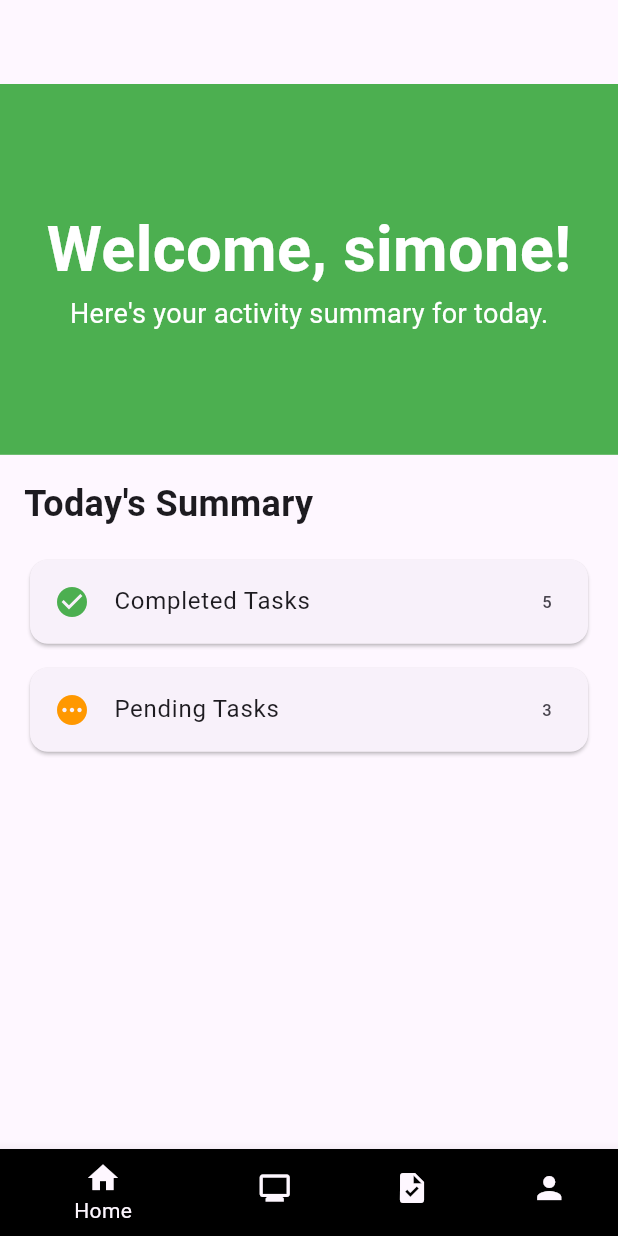
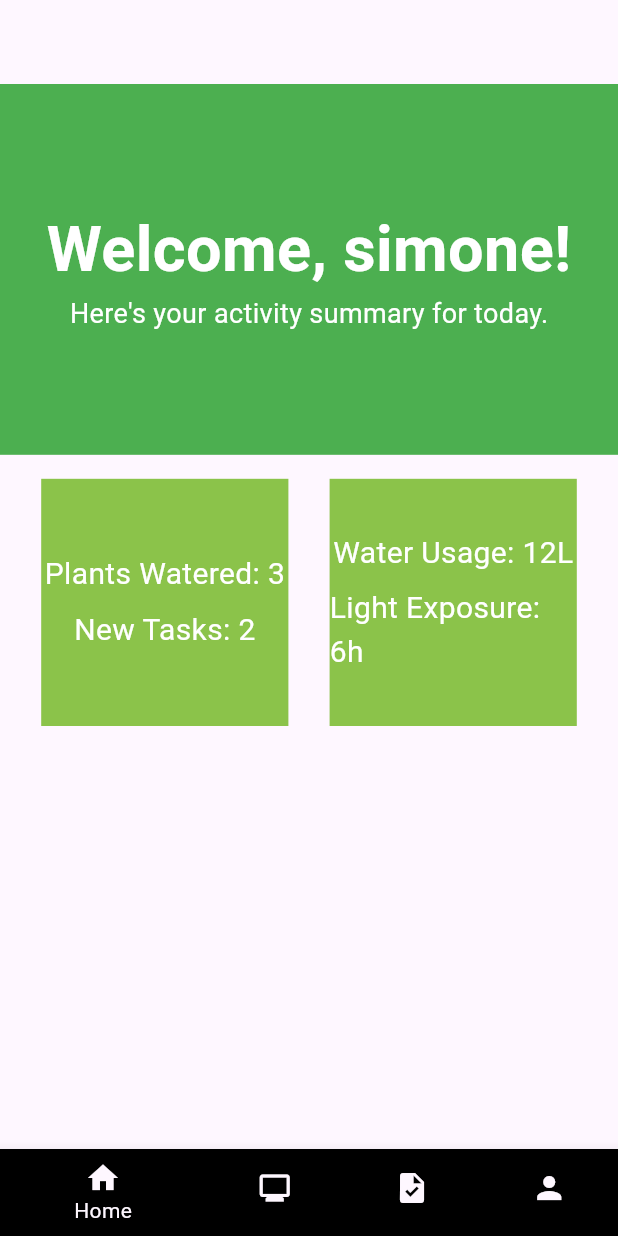
Before and after one commit to zyreoo/green, a Flutter app: the screen it shows after launch, on a phone screen of 412 x 824 dp. Run offline on Flutter 3.47's test engine with Material 3 defaults, Android fonts, the phone set to English and light mode, and no system bars; project files that could hold a hidden picture were left out.

Commit message:
content page

```diff
--- a/lib/screens/home_screen.dart
+++ b/lib/screens/home_screen.dart
@@ -18,10 +18,11 @@ class HomeScreen extends StatelessWidget {
       appBar: AppBar(),
       body: SingleChildScrollView(
   child: Column(
+    mainAxisSize: MainAxisSize.min,
     children: [
-              //header
+      // header
       Container(
-                width: width ,
+        width: width,
         height: height * 0.3,
         color: Colors.green,
         child: Center(
@@ -36,50 +37,68 @@ class HomeScreen extends StatelessWidget {
                   color: Colors.white,
                 ),
               ),
-                  Text("Here's your activity summary for today.",
-                    style: TextStyle(
-                      fontSize: 18,
-                      color: Colors.white,
+              Text(
+                "Here's your activity summary for today.",
+                style: TextStyle(fontSize: 18, color: Colors.white),
+              ),
+            ],
+          ),
+        ),
+      ),
+
+      SizedBox(height: 16), // spacing
+
+      // content row
+      Row(
+        mainAxisAlignment: MainAxisAlignment.spaceEvenly,
+        children: [
+          Container(
+            width: width * 0.4,
+            height: height * 0.2,
+            color: Colors.lightGreen,
+            child: Center(
+              child:Column(
+                mainAxisAlignment: MainAxisAlignment.center,
+                children: [
+                  Text(
+                    'Plants Watered: 3',
+                    style: TextStyle(fontSize: 20, color: Colors.white),
+                  ),
+                  SizedBox(height: 8),
+                  Text(
+                    'New Tasks: 2',
+                    style: TextStyle(fontSize: 20, color: Colors.white),
+                  ),
+                ],
+              ),
+            ),
+          ),
+          Container(
+            width: width * 0.4,
+            height: height * 0.2,
+            color: Colors.lightGreen,
+            child: Center(
+              child:Column(
+                mainAxisAlignment: MainAxisAlignment.center,
+                children: [
+                  Text(
+                    'Water Usage: 12L',
+                    style: TextStyle(fontSize: 20, color: Colors.white),
+                  ),
+                  SizedBox(height: 8),
+                  Text(
+                    'Light Exposure: 6h',
+                    style: TextStyle(fontSize: 20, color: Colors.white),
+                  ),
+                ],
+              ),
             ),
           ),
         ],
-
-                  )
+      ),
+    ],
   ),
 ),
-
-              //content
-              Padding(
-                padding: const EdgeInsets.all(16.0),
-                child: Column(
-                  crossAxisAlignment: CrossAxisAlignment.start,
-                  children: [
-                    Text(
-                      'Today\'s Summary',
-                      style: TextStyle(
-                        fontSize: 24,
-                        fontWeight: FontWeight.bold,
-                      ),
-                    ),
-                    SizedBox(height: 16),
-                    Card(
-                      child: ListTile(
-                        leading: Icon(Icons.check_circle, color: Colors.green),
-                        title: Text('Completed Tasks'),
-                        trailing: Text('5'),
-                      ),
-                    ),
-                    SizedBox(height: 8),
-                    Card(
-                      child: ListTile(
-                        leading: Icon(Icons.pending, color: Colors.orange),
-                        title: Text('Pending Tasks'),
-                        trailing: Text('3'),
-                      ),
-                    ),
-            ],
-          ))],
-        ),
-      ));
+    );
   }
 }
```
Lines whose indentation alone changed are shown as unchanged.
